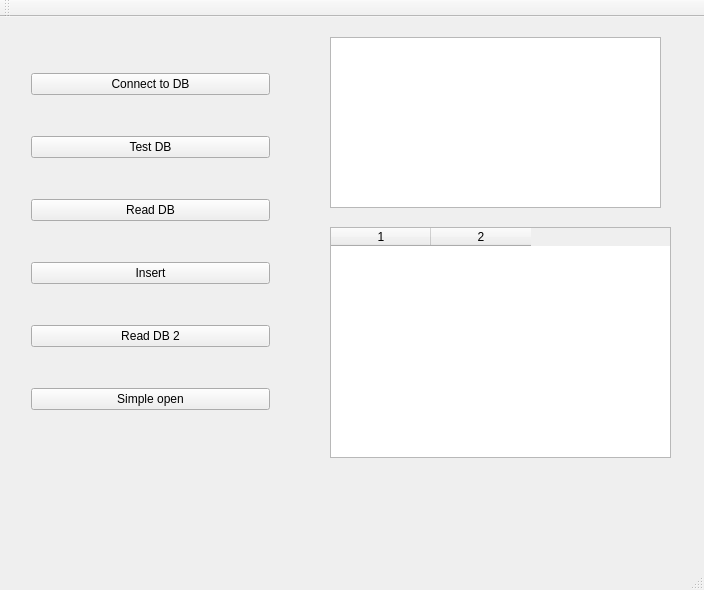
Qt form sem5/qtdb1/mainwindow.ui (faurkonig/i-love-karpov) before a commit.
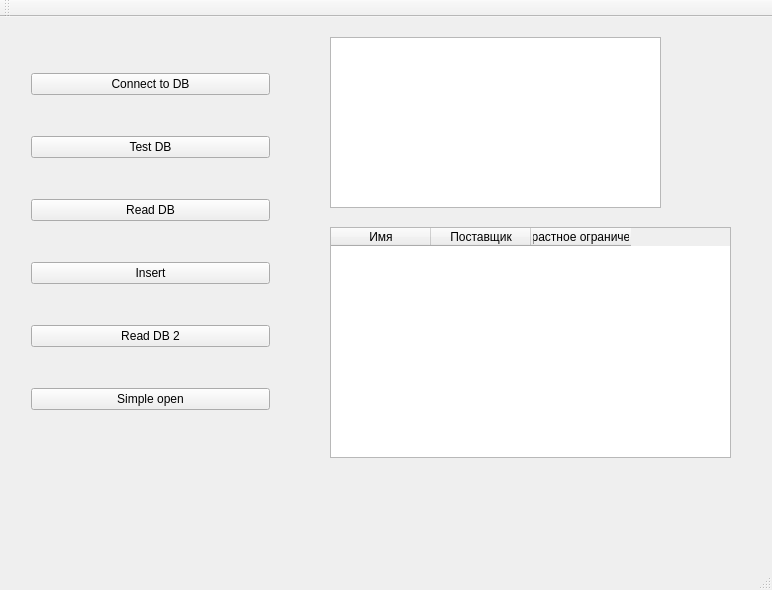
The same form after that commit.

The edit to the form file:
```diff
--- a/sem5/qtdb1/mainwindow.ui
+++ b/sem5/qtdb1/mainwindow.ui
@@ -6,7 +6,7 @@
    <rect>
     <x>0</x>
     <y>0</y>
-    <width>704</width>
+    <width>772</width>
     <height>590</height>
    </rect>
   </property>
@@ -83,18 +83,23 @@
      <rect>
       <x>330</x>
       <y>210</y>
-      <width>341</width>
+      <width>401</width>
       <height>231</height>
      </rect>
     </property>
     <column>
      <property name="text">
-      <string>1</string>
+      <string>Имя</string>
      </property>
     </column>
     <column>
      <property name="text">
-      <string>2</string>
+      <string>Поставщик</string>
+     </property>
+    </column>
+    <column>
+     <property name="text">
+      <string>Возрастное ограничение</string>
      </property>
     </column>
    </widget>
```
Left out of the diff: 4 changed lines with no effect on the pictures.
